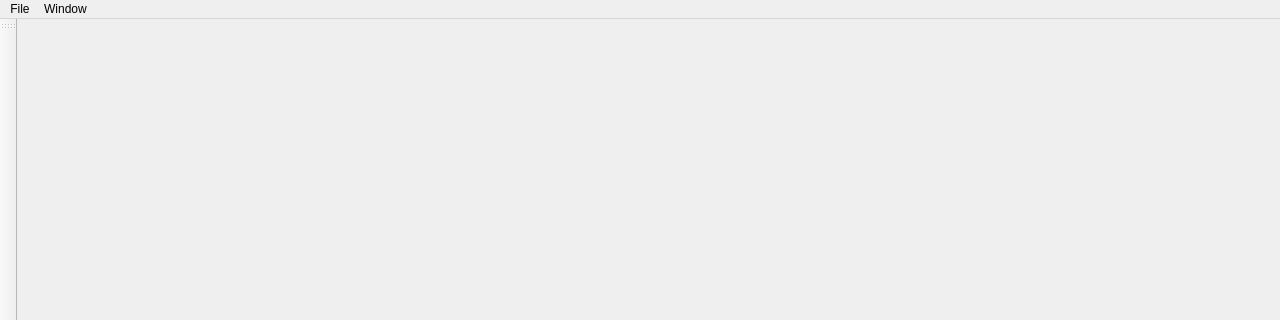
Above: editor/wnd_main.ui from Easimer/trigen before the change; both pictures show x 0 to 1280 and y 0 to 320 of the 1280 by 720 pixel window. Below: the same form after it.
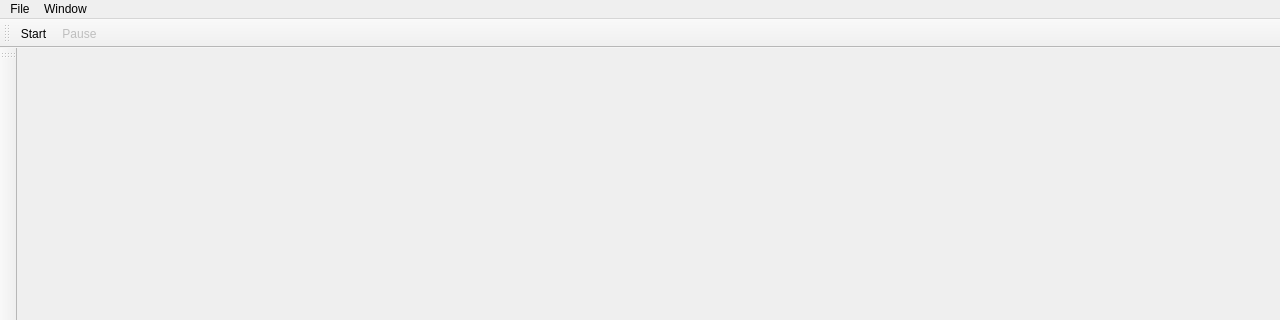
That is the form after the change.

```diff
--- a/editor/wnd_main.ui
+++ b/editor/wnd_main.ui
@@ -50,6 +50,19 @@
     <bool>false</bool>
    </attribute>
   </widget>
+  <widget class="QToolBar" name="toolBarTop">
+   <property name="windowTitle">
+    <string>toolBar_2</string>
+   </property>
+   <attribute name="toolBarArea">
+    <enum>TopToolBarArea</enum>
+   </attribute>
+   <attribute name="toolBarBreak">
+    <bool>false</bool>
+   </attribute>
+   <addaction name="actionStart"/>
+   <addaction name="actionPause"/>
+  </widget>
   <action name="actionNew">
    <property name="text">
     <string>New</string>
@@ -60,6 +73,19 @@
     <string>Exit</string>
    </property>
   </action>
+  <action name="actionStart">
+   <property name="text">
+    <string>Start</string>
+   </property>
+  </action>
+  <action name="actionPause">
+   <property name="enabled">
+    <bool>false</bool>
+   </property>
+   <property name="text">
+    <string>Pause</string>
+   </property>
+  </action>
  </widget>
  <resources/>
  <connections/>
```
Left out of the diff: 2 changed lines with no effect on the pictures.
